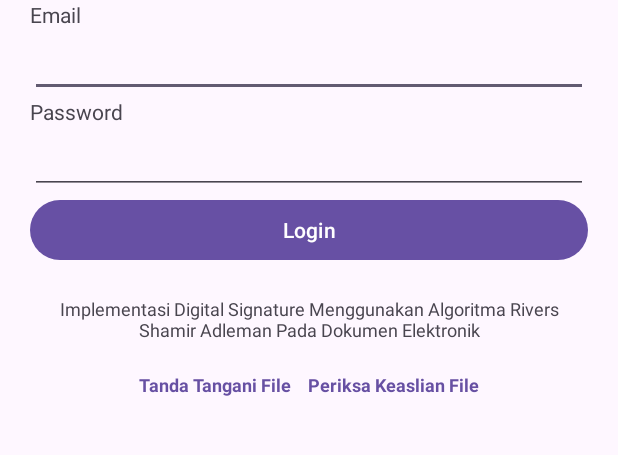
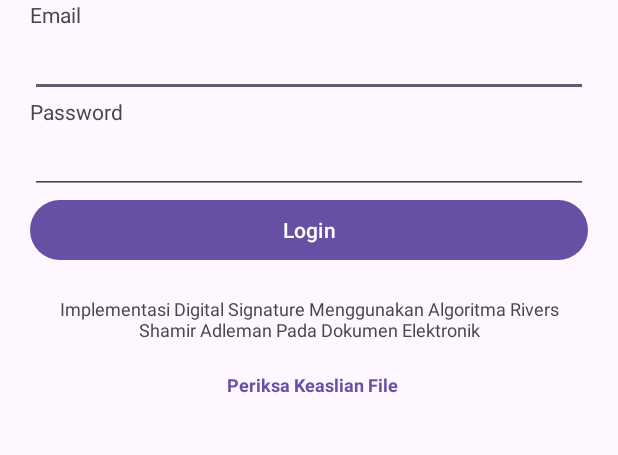
Before and after one commit to kickymaulana/tanda_tangan_digital_android, an Android app: the screen it shows after launch (Login), on a phone screen of 412 x 824 dp, the part 590-1045 px from its top. Run offline under Robolectric (Android 15) with nearby library versions, the phone set to English and light mode, and no system bars; libraries missing offline, so code that uses them is left out: com.androidnetworking, com.androidnetworking.common, com.androidnetworking.error, com.androidnetworking.interfaces; plain views replace SpinKitView.

Commit message:
perbaikan tampilan

```diff
--- a/app/src/main/res/layout/activity_login.xml
+++ b/app/src/main/res/layout/activity_login.xml
@@ -34,6 +34,7 @@
 
         <androidx.appcompat.widget.AppCompatEditText
             android:id="@+id/email"
+            android:inputType="textEmailAddress"
             android:layout_width="match_parent"
             android:layout_height="wrap_content"/>
 
@@ -44,6 +45,7 @@
 
         <androidx.appcompat.widget.AppCompatEditText
             android:id="@+id/password"
+            android:inputType="textPassword"
             android:layout_width="match_parent"
             android:layout_height="wrap_content"/>
 
@@ -68,16 +70,6 @@
             android:layout_marginTop="20dp"
             android:gravity="center"
             android:orientation="horizontal">
-            <androidx.appcompat.widget.AppCompatTextView
-                android:text="Tanda Tangani File"
-                android:textSize="12dp"
-                android:layout_width="wrap_content"
-                android:layout_gravity="center"
-                android:gravity="center"
-                android:layout_marginEnd="5dp"
-                android:textColor="#6750A3"
-                android:textStyle="bold"
-                android:layout_height="wrap_content"/>
 
             <androidx.appcompat.widget.AppCompatTextView
                 android:id="@+id/periksa_keaslian_dokumen"
```
Also changed, not shown: app/src/main/res/layout/activity_main.xml (+1 -8 lines).
